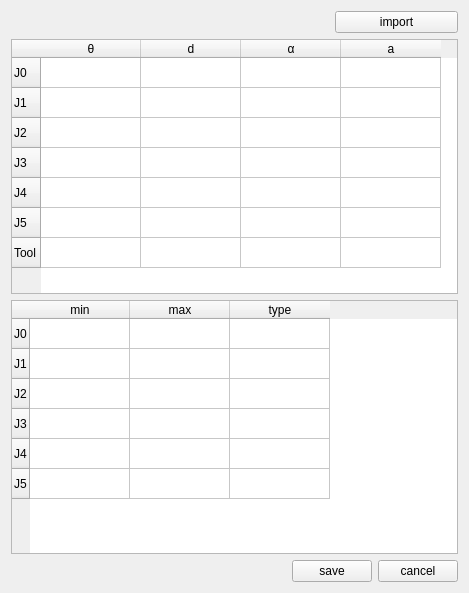
Old version of the form dialog/DHSettingWidget.ui in the repository Das-Lieber/Simulator.
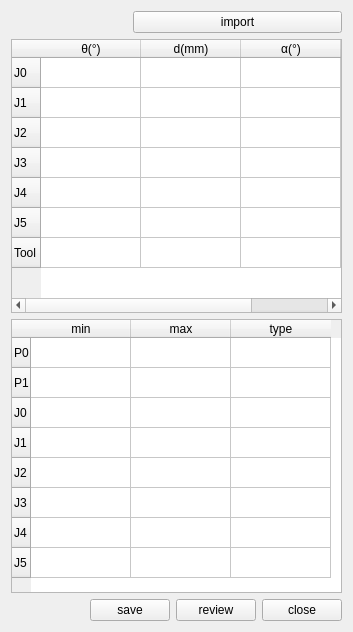
New version of the form.

Commit message: add the DH setting function and review, and save the arg to the file

Diff of the .ui file:
```diff
--- a/dialog/DHSettingWidget.ui
+++ b/dialog/DHSettingWidget.ui
@@ -6,34 +6,14 @@
    <rect>
     <x>0</x>
     <y>0</y>
-    <width>469</width>
-    <height>593</height>
+    <width>353</width>
+    <height>632</height>
    </rect>
   </property>
   <property name="windowTitle">
    <string>DH Setting</string>
   </property>
   <layout class="QGridLayout" name="gridLayout">
-   <item row="0" column="0" colspan="2">
-    <spacer name="horizontalSpacer">
-     <property name="orientation">
-      <enum>Qt::Horizontal</enum>
-     </property>
-     <property name="sizeHint" stdset="0">
-      <size>
-       <width>356</width>
-       <height>20</height>
-      </size>
-     </property>
-    </spacer>
-   </item>
-   <item row="0" column="2" colspan="2">
-    <widget class="QPushButton" name="pushButton_importDHData">
-     <property name="text">
-      <string>import</string>
-     </property>
-    </widget>
-   </item>
    <item row="3" column="0">
     <spacer name="horizontalSpacer_2">
      <property name="orientation">
@@ -54,74 +34,39 @@
      </property>
     </widget>
    </item>
+   <item row="3" column="4">
+    <widget class="QPushButton" name="pushButton_closeDHSetting">
+     <property name="text">
+      <string>close</string>
+     </property>
+    </widget>
+   </item>
+   <item row="0" column="2" colspan="3">
+    <widget class="QPushButton" name="pushButton_importDHData">
+     <property name="text">
+      <string>import</string>
+     </property>
+    </widget>
+   </item>
    <item row="3" column="3">
     <widget class="QPushButton" name="pushButton_cancelDHSetting">
      <property name="text">
-      <string>cancel</string>
+      <string>review</string>
      </property>
     </widget>
    </item>
-   <item row="1" column="0" colspan="4">
-    <widget class="QTableWidget" name="tableWidget_DHArgs">
-     <row>
-      <property name="text">
-       <string>J0</string>
-      </property>
-     </row>
-     <row>
-      <property name="text">
-       <string>J1</string>
-      </property>
-     </row>
-     <row>
-      <property name="text">
-       <string>J2</string>
-      </property>
-     </row>
-     <row>
-      <property name="text">
-       <string>J3</string>
-      </property>
-     </row>
-     <row>
-      <property name="text">
-       <string>J4</string>
-      </property>
-     </row>
-     <row>
-      <property name="text">
-       <string>J5</string>
-      </property>
-     </row>
-     <row>
-      <property name="text">
-       <string>Tool</string>
-      </property>
-     </row>
-     <column>
-      <property name="text">
-       <string>θ</string>
-      </property>
-     </column>
-     <column>
-      <property name="text">
-       <string>d</string>
-      </property>
-     </column>
-     <column>
-      <property name="text">
-       <string>α</string>
-      </property>
-     </column>
-     <column>
-      <property name="text">
-       <string>a</string>
-      </property>
-     </column>
-    </widget>
-   </item>
-   <item row="2" column="0" colspan="4">
+   <item row="2" column="0" colspan="5">
     <widget class="QTableWidget" name="tableWidget_jointArgs">
+     <row>
+      <property name="text">
+       <string>P0</string>
+      </property>
+     </row>
+     <row>
+      <property name="text">
+       <string>P1</string>
+      </property>
+     </row>
      <row>
       <property name="text">
        <string>J0</string>
@@ -169,6 +114,65 @@
      </column>
     </widget>
    </item>
+   <item row="1" column="0" colspan="5">
+    <widget class="QTableWidget" name="tableWidget_DHArgs">
+     <row>
+      <property name="text">
+       <string>J0</string>
+      </property>
+     </row>
+     <row>
+      <property name="text">
+       <string>J1</string>
+      </property>
+     </row>
+     <row>
+      <property name="text">
+       <string>J2</string>
+      </property>
+     </row>
+     <row>
+      <property name="text">
+       <string>J3</string>
+      </property>
+     </row>
+     <row>
+      <property name="text">
+       <string>J4</string>
+      </property>
+     </row>
+     <row>
+      <property name="text">
+       <string>J5</string>
+      </property>
+     </row>
+     <row>
+      <property name="text">
+       <string>Tool</string>
+      </property>
+     </row>
+     <column>
+      <property name="text">
+       <string>θ(°)</string>
+      </property>
+     </column>
+     <column>
+      <property name="text">
+       <string>d(mm)</string>
+      </property>
+     </column>
+     <column>
+      <property name="text">
+       <string>α(°)</string>
+      </property>
+     </column>
+     <column>
+      <property name="text">
+       <string>a(mm)</string>
+      </property>
+     </column>
+    </widget>
+   </item>
   </layout>
  </widget>
  <resources/>
```
Left out of the diff: 15 changed lines with no effect on the pictures. The commit also changes 9 other files.
